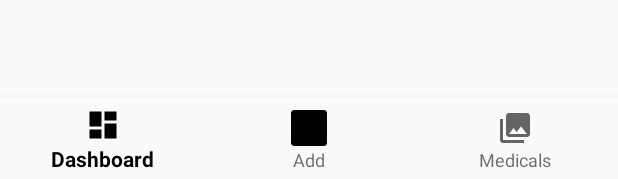
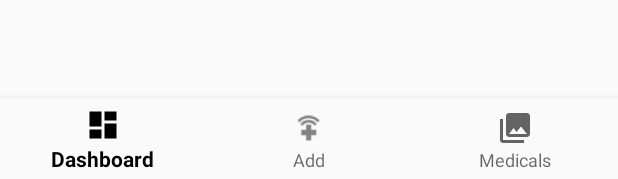
Before and after one commit to hopealive/pgt, an Android app: the layout activity_main.xml on its own in the app's theme, with its tools: preview values and no code run, on a phone screen of 412 x 824 dp. Shown: the part 1054-1233 px from the top of the screen. Run offline under Robolectric (Android 15) with nearby library versions, the phone set to English and light mode, and no system bars; network calls fail.

Commit message:
Main logo in right format

```diff
--- a/app/src/main/res/menu/bottom_nav.xml
+++ b/app/src/main/res/menu/bottom_nav.xml
@@ -8,7 +8,7 @@
 
     <item
         android:id="@+id/bottom_nav_add"
-        android:icon="@mipmap/ic_launcher"
+        android:icon="@drawable/logo_red"
         android:title="@string/title_add" />
 
     <item
--- a/app/src/main/res/menu/left_nav.xml
+++ b/app/src/main/res/menu/left_nav.xml
@@ -11,7 +11,7 @@
 
         <item
             android:id="@+id/left_nav_add"
-            android:icon="@mipmap/ic_launcher"
+            android:icon="@drawable/logo_black"
             android:title="@string/title_add" />
 
         <item
```
Also changed, not shown: app/src/main/res/drawable-hdpi/logo_black.png (added), app/src/main/res/drawable-hdpi/logo_red.png (added), app/src/main/res/drawable-mdpi/logo_black.png (added), app/src/main/res/drawable-mdpi/logo_red.png (added), app/src/main/res/drawable-xhdpi/logo_black.png (added), app/src/main/res/drawable-xhdpi/logo_red.png (added), app/src/main/res/drawable-xxhdpi/logo_black.png (added), app/src/main/res/drawable-xxhdpi/logo_red.png (added).
